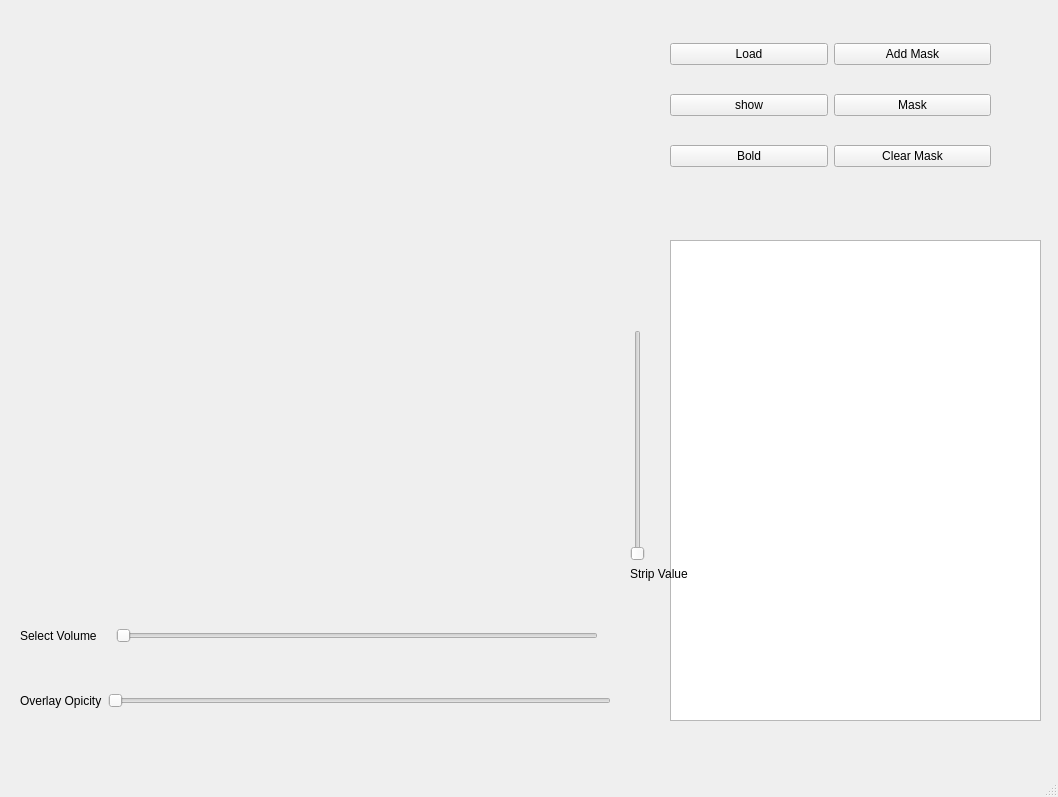
This is MainWindow/MainWindow.ui in Beastmaster/BrainConnectivityDetection as Qt 5 draws it before an edit. The edited form follows.
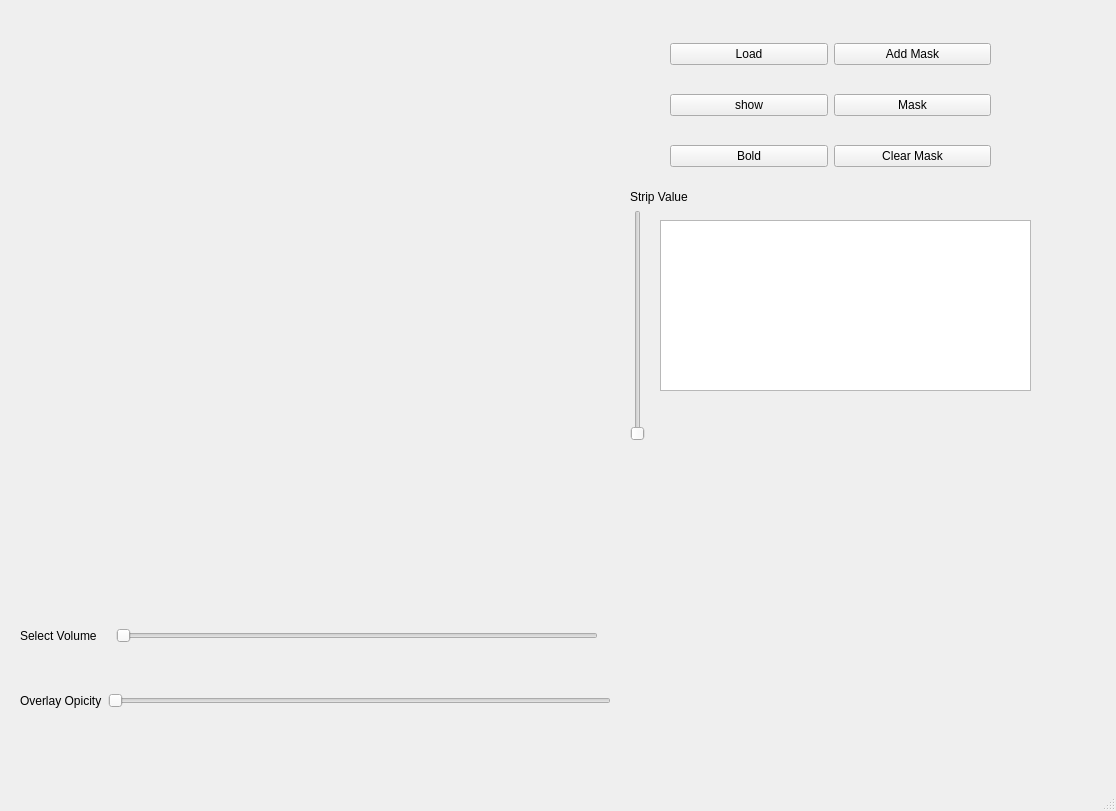
This is the edited form. Custom widgets are drawn as their Qt base class.

Commit message: add regular expression to order file names

Patch:
```diff
--- a/MainWindow/MainWindow.ui
+++ b/MainWindow/MainWindow.ui
@@ -6,8 +6,8 @@
    <rect>
     <x>0</x>
     <y>0</y>
-    <width>1058</width>
-    <height>797</height>
+    <width>1116</width>
+    <height>811</height>
    </rect>
   </property>
   <property name="windowTitle">
@@ -81,10 +81,10 @@
    <widget class="QTextBrowser" name="info_Panel">
     <property name="geometry">
      <rect>
-      <x>670</x>
-      <y>240</y>
+      <x>660</x>
+      <y>220</y>
       <width>371</width>
-      <height>481</height>
+      <height>171</height>
      </rect>
     </property>
    </widget>
@@ -172,19 +172,12 @@
     <property name="geometry">
      <rect>
       <x>630</x>
-      <y>330</y>
+      <y>190</y>
       <width>81</width>
       <height>251</height>
      </rect>
     </property>
     <layout class="QVBoxLayout" name="verticalLayout_2">
-     <item>
-      <widget class="QSlider" name="strip_val_Slider">
-       <property name="orientation">
-        <enum>Qt::Vertical</enum>
-       </property>
-      </widget>
-     </item>
      <item>
       <widget class="QLabel" name="label_3">
        <property name="text">
@@ -192,6 +185,13 @@
        </property>
       </widget>
      </item>
+     <item>
+      <widget class="QSlider" name="strip_val_Slider">
+       <property name="orientation">
+        <enum>Qt::Vertical</enum>
+       </property>
+      </widget>
+     </item>
     </layout>
    </widget>
   </widget>
```
Left out of the diff: 2 changed lines with no effect on the pictures. The commit also changes 1 other file.
